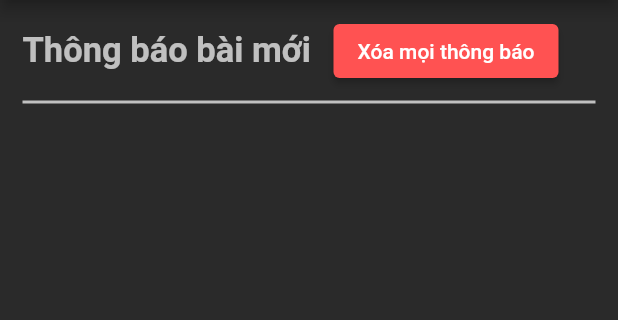
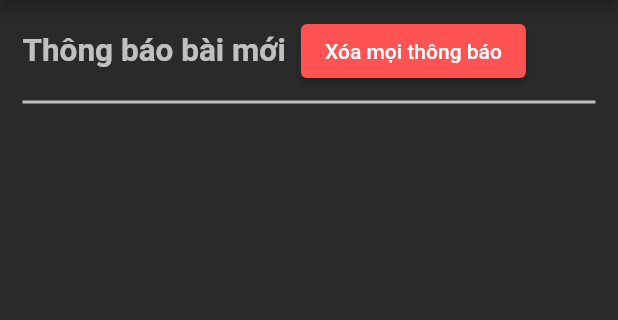
Before and after one commit to DevLuka0609/SEMVAC_CovidViet_App, a Flutter app: the NotificationScreen screen opened directly, on a phone screen of 412 x 824 dp, the part 84-404 px from its top. Run offline on Flutter 3.47's test engine with Material 2 defaults, Android fonts, the phone set to English and light mode, and no system bars; drawn by our look-alikes of overlay_support, pull_to_refresh; our stand-ins replace another_flushbar, firebase_core, firebase_messaging, flutter_image_slideshow, flutter_linkify, flutter_spinkit and 4 more; missing offline and left inert: icon_badge, swipedetector; accounts and stored records are empty; network calls fail; statements that could not run were skipped.

Commit message:
update app
update app

```diff
--- a/lib/screens/notification_screen.dart
+++ b/lib/screens/notification_screen.dart
@@ -90,14 +90,14 @@ class _NotificationScreenState extends State<NotificationScreen> {
                       child: Text(
                         "Thông báo bài mới",
                         style: TextStyle(
-                          fontSize: 23.0,
+                          fontSize: 21.0,
                           color: Colors.white70,
                           fontWeight: FontWeight.bold,
                         ),
                       ),
                     ),
                     Padding(
-                      padding: const EdgeInsets.fromLTRB(15, 10, 8, 0),
+                      padding: const EdgeInsets.fromLTRB(10, 10, 8, 0),
                       child: ElevatedButton(
                         child: Text('Xóa mọi thông báo'),
                         style: ElevatedButton.styleFrom(
--- a/lib/widget/article_item_widget.dart
+++ b/lib/widget/article_item_widget.dart
@@ -235,7 +235,7 @@ class _ArticleItemWidgetState extends State<ArticleItemWidget> {
           ),
           Container(
             width: mq.width * 0.6,
-            height: mq.height * 0.24,
+            height: mq.height * 0.25,
             child: Column(
               mainAxisAlignment: MainAxisAlignment.start,
               crossAxisAlignment: CrossAxisAlignment.start,
--- a/pubspec.yaml
+++ b/pubspec.yaml
@@ -41,7 +41,7 @@ dependencies:
   another_flushbar: ^1.10.20
   webview_flutter: ^2.0.4
   pull_to_refresh: ^1.6.5
-  # overlay_support: ^1.0.5
+  overlay_support: ^1.2.1
   flutter:
     sdk: flutter
 
```
Also changed, not shown: lib/main.dart (+5 -2 lines), pubspec.lock, 4 other files.
